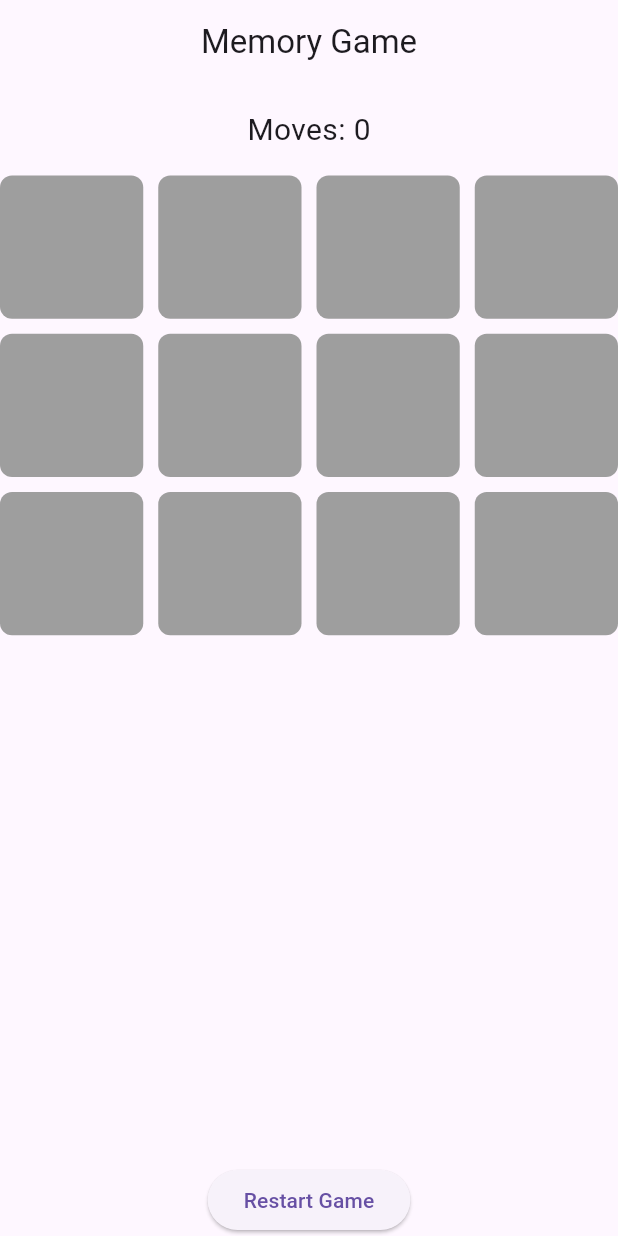
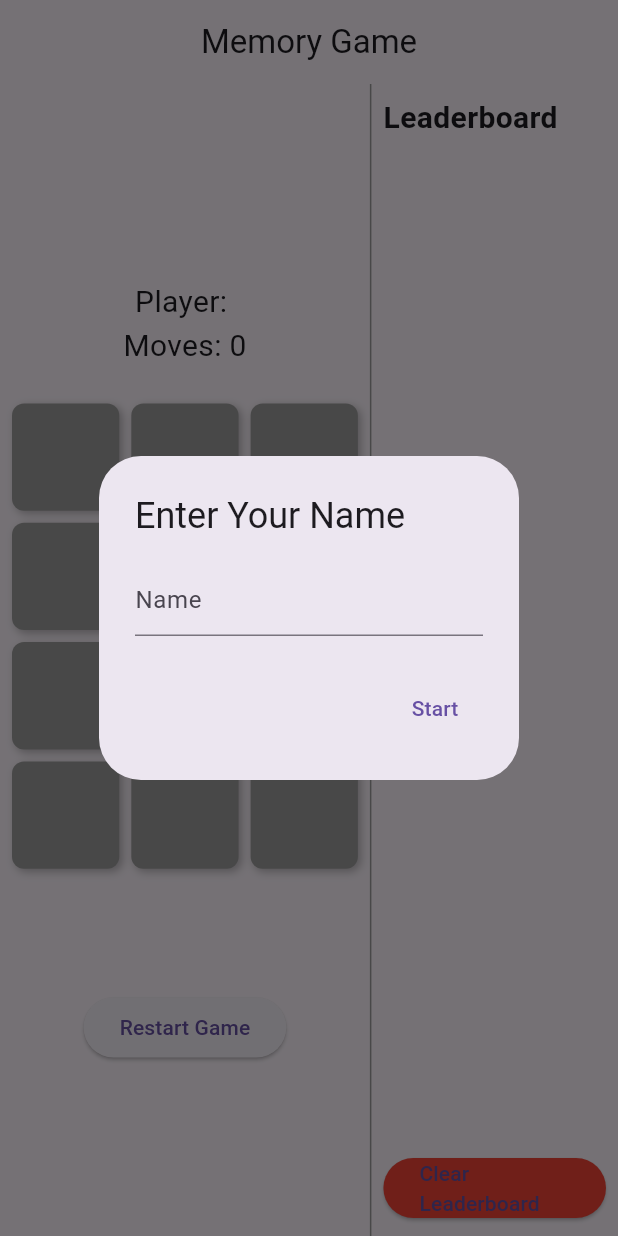
Before and after one commit to ajsike2310/Memory-Game, a Flutter app: the screen it shows after launch, after a tap on "Restart Game", on a phone screen of 412 x 824 dp. Run offline on Flutter 3.47's test engine with Material 3 defaults, Android fonts, the phone set to English and light mode, and no system bars; our stand-ins replace shared_preferences.

Commit message:
main.dart

```diff
--- a/lib/main.dart
+++ b/lib/main.dart
@@ -1,31 +1,47 @@
 import 'package:flutter/material.dart';
 import 'dart:async';
+import 'package:shared_preferences/shared_preferences.dart';
 
 void main() {
-  runApp(MemoryGame());
+  runApp(const MemoryGame());
 }
 
 class MemoryGame extends StatelessWidget {
+  const MemoryGame({super.key});
+
   @override
   Widget build(BuildContext context) {
     return MaterialApp(
-      home: MemoryGameHome(),
+      home: const MemoryGameHome(),
       debugShowCheckedModeBanner: false,
     );
   }
 }
 
 class MemoryGameHome extends StatefulWidget {
+  const MemoryGameHome({super.key});
+
   @override
   _MemoryGameHomeState createState() => _MemoryGameHomeState();
 }
 
 class _MemoryGameHomeState extends State<MemoryGameHome> {
-  final List<String> _cards = ['A', 'A', 'B', 'B', 'C', 'C', 'D', 'D', 'E', 'E', 'F', 'F'];
-  List<bool> _revealed = [];
-  List<int> _selectedIndexes = [];
+  final List<String> _cards = [
+    'image1.jpg', 'image1.jpg',
+    'image2.jpg', 'image2.jpg',
+    'image3.jpg', 'image3.jpg',
+    'image4.jpg', 'image4.jpg',
+    'image5.jpg', 'image5.jpg',
+    'image6.jpg', 'image6.jpg',
+  ];
+
+  late List<bool> _revealed = List.filled(_cards.length, false);
+  final List<int> _selectedIndexes = [];
   int _moves = 0;
   bool _isProcessing = false;
+  String _playerName = '';
+  late SharedPreferences _prefs;
+  Map<String, int> _leaderboard = {};
 
   @override
   void initState() {
@@ -33,11 +49,30 @@ class _MemoryGameHomeState extends State<MemoryGameHome> {
     _initializeGame();
   }
 
-  void _initializeGame() {
+  Future<void> _initializeGame() async {
+    _prefs = await SharedPreferences.getInstance();
+    _leaderboard = Map<String, int>.from(
+      _prefs.getKeys().fold<Map<String, int>>({}, (map, key) {
+        if (key.startsWith('highScore_')) {
+          map[key.substring(10)] = _prefs.getInt(key)!;
+        }
+        return map;
+      }),
+    );
+    _askPlayerName();
+  }
+
+  void _startGame() {
+    setState(() {
       _cards.shuffle();
+      _revealed = List.filled(_cards.length, true);
+    });
+
+    Future.delayed(const Duration(seconds: 3), () {
+      setState(() {
         _revealed = List.filled(_cards.length, false);
-    _selectedIndexes.clear();
-    _moves = 0;
+      });
+    });
   }
 
   void _flipCard(int index) {
@@ -57,11 +92,11 @@ class _MemoryGameHomeState extends State<MemoryGameHome> {
 
   void _checkMatch() async {
     _isProcessing = true;
-    await Future.delayed(Duration(seconds: 1));
+    await Future.delayed(const Duration(seconds: 1));
 
     setState(() {
       if (_cards[_selectedIndexes[0]] == _cards[_selectedIndexes[1]]) {
-        // Cards stay revealed if matched
+        // Match found, leave cards revealed
       } else {
         _revealed[_selectedIndexes[0]] = false;
         _revealed[_selectedIndexes[1]] = false;
@@ -71,54 +106,188 @@ class _MemoryGameHomeState extends State<MemoryGameHome> {
       _isProcessing = false;
     });
 
-    _checkGameCompletion();
+    if (_revealed.every((element) => element)) {
+      _gameOver();
+    }
   }
 
-  void _checkGameCompletion() {
-    if (_revealed.every((revealed) => revealed)) {
-      String message;
-      if (_moves <= 10) {
-        message = 'You nailed it in just $_moves moves!';
-      } else if (_moves <= 20) {
-        message = 'You completed the game in $_moves moves.';
-      } else {
-        message = 'You made it in $_moves moves! Keep practising to improve.';
+  void _gameOver() async {
+    if (!_prefs.containsKey('highScore$_playerName') ||
+        _moves < _prefs.getInt('highScore$_playerName')!) {
+      await _prefs.setInt('highScore$_playerName', _moves);
+      setState(() {
+        _leaderboard[_playerName] = _moves;
+      });
     }
 
     showDialog(
       context: context,
-        builder: (_) => AlertDialog(
-          title: Text(
-            'CONGRATS!',
-            style: TextStyle(fontSize: 24, fontWeight: FontWeight.bold, color: Colors.green),
-          ),
-          content: Column(
-            mainAxisSize: MainAxisSize.min,
-            children: [
-              Text(
-                message,
-                style: TextStyle(fontSize: 18),
-                textAlign: TextAlign.center,
-              ),
-              SizedBox(height: 16),
-              Icon(
-                Icons.emoji_events,
-                color: Colors.amber,
-                size: 48,
+      builder: (context) => AlertDialog(
+        title: const Text('Game Over'),
+        content: Text('You completed the game in $_moves moves!'),
+        actions: [
+          TextButton(
+            onPressed: () {
+              Navigator.of(context).pop();
+              _restartGame();
+            },
+            child: const Text('Play Again'),
           ),
         ],
+      ),
+    );
+  }
+
+  void _restartGame() {
+    setState(() {
+      _moves = 0;
+      _selectedIndexes.clear();
+      _revealed = List.filled(_cards.length, false);
+    });
+    _askPlayerName();
+  }
+
+  void _askPlayerName() {
+    showDialog(
+      context: context,
+      barrierDismissible: false,
+      builder: (context) => AlertDialog(
+        title: const Text('Enter Your Name'),
+        content: TextField(
+          onChanged: (value) {
+            _playerName = value;
+          },
+          decoration: const InputDecoration(hintText: 'Name'),
         ),
         actions: [
           TextButton(
             onPressed: () {
+              if (_playerName.isNotEmpty) {
                 Navigator.of(context).pop();
-                _resetGame();
-              },
-              child: Text('Play Again'),
-            ),
+                _startGame();
+              } else {
+                showDialog(
+                  context: context,
+                  builder: (context) => AlertDialog(
+                    title: const Text('Error'),
+                    content: const Text('Name cannot be blank!'),
+                    actions: [
                       TextButton(
                         onPressed: () => Navigator.of(context).pop(),
-              child: Text('Close'),
+                        child: const Text('OK'),
+                      ),
+                    ],
+                  ),
+                );
+              }
+            },
+            child: const Text('Start'),
+          ),
+        ],
+      ),
+    );
+  }
+
+  void _clearLeaderboard() async {
+    for (String key in _prefs.getKeys().where((key) => key.startsWith('highScore'))) {
+      await _prefs.remove(key);
+    }
+
+    setState(() {
+      _leaderboard.clear();
+    });
+  }
+
+  List<MapEntry<String, int>> _sortedLeaderboard() {
+    List<MapEntry<String, int>> sortedList = _leaderboard.entries.toList();
+    sortedList.sort((a, b) => a.value.compareTo(b.value));
+    return sortedList;
+  }
+
+  @override
+  Widget build(BuildContext context) {
+    return Scaffold(
+      appBar: AppBar(
+        title: const Text('Memory Game'),
+        centerTitle: true,
+      ),
+      body: Row(
+        children: [
+          Expanded(
+            flex: 3,
+            child: Center(
+              child: Column(
+                mainAxisAlignment: MainAxisAlignment.center,
+                children: [
+                  Padding(
+                    padding: const EdgeInsets.all(16.0),
+                    child: Column(
+                      children: [
+                        Text('Player: $_playerName', style: const TextStyle(fontSize: 20)),
+                        Text('Moves: $_moves', style: const TextStyle(fontSize: 20)),
+                      ],
+                    ),
+                  ),
+                  Container(
+                    width: 300,
+                    height: 400,
+                    padding: const EdgeInsets.all(8.0),
+                    child: GridView.builder(
+                      gridDelegate: const SliverGridDelegateWithFixedCrossAxisCount(
+                        crossAxisCount: 3,
+                        crossAxisSpacing: 8,
+                        mainAxisSpacing: 8,
+                      ),
+                      itemCount: _cards.length,
+                      itemBuilder: (context, index) {
+                        return FlipCard(
+                          isRevealed: _revealed[index],
+                          onTap: () => _flipCard(index),
+                          imagePath: 'assets/images/${_cards[index]}',
+                        );
+                      },
+                    ),
+                  ),
+                  ElevatedButton(
+                    onPressed: _restartGame,
+                    child: const Text('Restart Game'),
+                  ),
+                ],
+              ),
+            ),
+          ),
+          const VerticalDivider(width: 1, color: Colors.grey),
+          Expanded(
+            flex: 2,
+            child: Column(
+              crossAxisAlignment: CrossAxisAlignment.start,
+              children: [
+                const Padding(
+                  padding: EdgeInsets.all(8.0),
+                  child: Text('Leaderboard', style: TextStyle(fontSize: 20, fontWeight: FontWeight.bold)),
+                ),
+                Expanded(
+                  child: ListView(
+                    children: _sortedLeaderboard()
+                        .map((entry) => ListTile(
+                              title: Text(entry.key),
+                              trailing: Text('${entry.value} moves'),
+                            ))
+                        .toList(),
+                  ),
+                ),
+                Padding(
+                  padding: const EdgeInsets.all(8.0),
+                  child: ElevatedButton(
+                    onPressed: _clearLeaderboard,
+                    style: ElevatedButton.styleFrom(
+                      backgroundColor: Colors.red,
+                    ),
+                    child: const Text('Clear Leaderboard'),
+                  ),
+                ),
+              ],
+            ),
           ),
         ],
       ),
@@ -126,61 +295,40 @@ class _MemoryGameHomeState extends State<MemoryGameHome> {
   }
 }
 
-  void _resetGame() {
-    setState(() {
-      _initializeGame();
+class FlipCard extends StatelessWidget {
+  final bool isRevealed;
+  final VoidCallback onTap;
+  final String imagePath;
+
+  const FlipCard({
+    super.key,
+    required this.isRevealed,
+    required this.onTap,
+    required this.imagePath,
   });
-  }
 
   @override
   Widget build(BuildContext context) {
-    return Scaffold(
-      appBar: AppBar(
-        title: Text('Memory Game'),
-        centerTitle: true,
-      ),
-      body: Column(
-        children: [
-          Padding(
-            padding: const EdgeInsets.all(16.0),
-            child: Text('Moves: $_moves', style: TextStyle(fontSize: 20)),
-          ),
-          Expanded(
-            child: GridView.builder(
-              gridDelegate: SliverGridDelegateWithFixedCrossAxisCount(
-                crossAxisCount: 4, // Adjust grid size
-                crossAxisSpacing: 10,
-                mainAxisSpacing: 10,
-              ),
-              itemCount: _cards.length,
-              itemBuilder: (context, index) {
     return GestureDetector(
-                  onTap: () => _flipCard(index),
+      onTap: isRevealed ? null : onTap,
       child: Container(
         decoration: BoxDecoration(
-                      color: _revealed[index] ? Colors.blue : Colors.grey,
+          color: isRevealed ? Colors.blue : Colors.grey,
           borderRadius: BorderRadius.circular(8),
-                    ),
-                    child: Center(
-                      child: Text(
-                        _revealed[index] ? _cards[index] : '',
-                        style: TextStyle(
-                          fontSize: 24,
-                          fontWeight: FontWeight.bold,
-                          color: Colors.white,
-                        ),
-                      ),
-                    ),
-                  ),
-                );
-              },
-            ),
-          ),
-          ElevatedButton(
-            onPressed: _resetGame,
-            child: Text('Restart Game'),
+          boxShadow: const [
+            BoxShadow(
+              color: Colors.black26,
+              blurRadius: 4,
+              offset: Offset(2, 2),
             ),
           ],
+        ),
+        child: isRevealed
+            ? Image.asset(
+                imagePath,
+                fit: BoxFit.cover,
+              )
+            : null,
       ),
     );
   }
```
Lines whose indentation alone changed are shown as unchanged.
